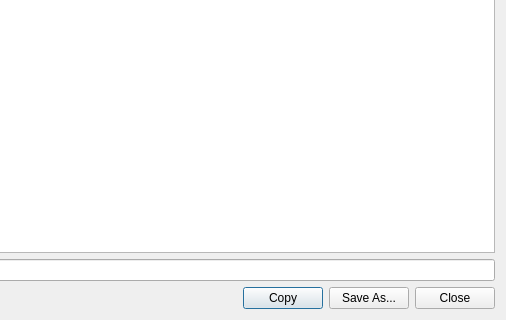
This is Qr49/sources/checkoutdatadialog.ui in pa23/r49 as Qt 5 draws it before an edit; both pictures show x 134 to 640 and y 160 to 480 of the 640 by 480 pixel window. The edited form follows.
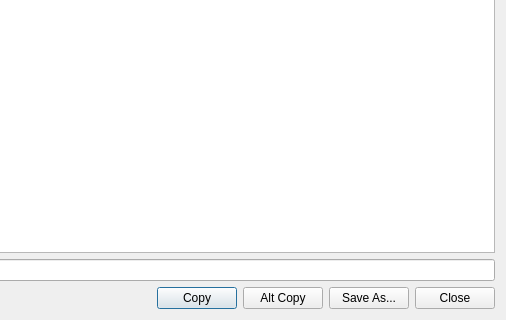
This is the edited form. Icons and pictures are not drawn.

Commit message: v22072013 Bug fixed: Qr49: impossibility of entering value in dialog for ariphmetic. Qr49: alt copy function added in Checkout data dialog. User manual updated.

Diff of the .ui file:
```diff
--- a/Qr49/sources/checkoutdatadialog.ui
+++ b/Qr49/sources/checkoutdatadialog.ui
@@ -83,6 +83,13 @@
        </property>
       </widget>
      </item>
+     <item>
+      <widget class="QPushButton" name="pushButton_AltCopy">
+       <property name="text">
+        <string>Alt Copy</string>
+       </property>
+      </widget>
+     </item>
      <item>
       <widget class="QPushButton" name="pushButton_SaveAs">
        <property name="text">
```
The commit also changes 15 other files.
